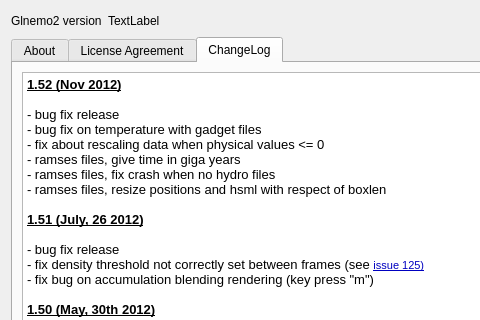
Before: the Qt Designer form src/formabout.ui in jcldc/glnemo2, drawn with Qt 5; both pictures show x 0 to 480 and y 0 to 320 of the 715 by 470 pixel window.
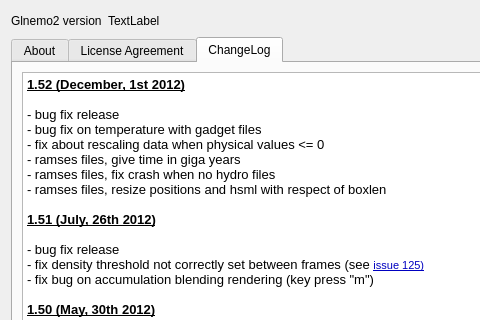
After: the same form once the commit is applied. Icons and pictures are not drawn.

```diff
--- a/src/formabout.ui
+++ b/src/formabout.ui
@@ -1027,7 +1027,7 @@
 &lt;table border=&quot;0&quot; style=&quot;-qt-table-type: root; margin-top:4px; margin-bottom:4px; margin-left:4px; margin-right:4px;&quot;&gt;
 &lt;tr&gt;
 &lt;td style=&quot;border: none;&quot;&gt;
-&lt;p style=&quot; margin-top:0px; margin-bottom:0px; margin-left:0px; margin-right:0px; -qt-block-indent:0; text-indent:0px;&quot;&gt;&lt;span style=&quot; font-size:10pt; font-weight:600; text-decoration: underline;&quot;&gt;1.52 (Nov 2012)&lt;/span&gt;&lt;/p&gt;
+&lt;p style=&quot; margin-top:0px; margin-bottom:0px; margin-left:0px; margin-right:0px; -qt-block-indent:0; text-indent:0px;&quot;&gt;&lt;span style=&quot; font-size:10pt; font-weight:600; text-decoration: underline;&quot;&gt;1.52 (December, 1st 2012)&lt;/span&gt;&lt;/p&gt;
 &lt;p style=&quot;-qt-paragraph-type:empty; margin-top:0px; margin-bottom:0px; margin-left:0px; margin-right:0px; -qt-block-indent:0; text-indent:0px; font-size:10pt; font-weight:600; text-decoration: underline;&quot;&gt;&lt;br /&gt;&lt;/p&gt;
 &lt;p style=&quot; margin-top:0px; margin-bottom:0px; margin-left:0px; margin-right:0px; -qt-block-indent:0; text-indent:0px;&quot;&gt;&lt;span style=&quot; font-size:10pt;&quot;&gt;- bug fix release&lt;/span&gt;&lt;/p&gt;
 &lt;p style=&quot; margin-top:0px; margin-bottom:0px; margin-left:0px; margin-right:0px; -qt-block-indent:0; text-indent:0px;&quot;&gt;&lt;span style=&quot; font-size:10pt;&quot;&gt;- bug fix on temperature with gadget files&lt;/span&gt;&lt;/p&gt;
@@ -1036,7 +1036,7 @@
 &lt;p style=&quot; margin-top:0px; margin-bottom:0px; margin-left:0px; margin-right:0px; -qt-block-indent:0; text-indent:0px;&quot;&gt;&lt;span style=&quot; font-size:10pt;&quot;&gt;- ramses files, fix crash when no hydro files&lt;/span&gt;&lt;/p&gt;
 &lt;p style=&quot; margin-top:0px; margin-bottom:0px; margin-left:0px; margin-right:0px; -qt-block-indent:0; text-indent:0px;&quot;&gt;&lt;span style=&quot; font-size:10pt;&quot;&gt;- ramses files, resize positions and hsml with respect of boxlen&lt;/span&gt;&lt;/p&gt;
 &lt;p style=&quot;-qt-paragraph-type:empty; margin-top:0px; margin-bottom:0px; margin-left:0px; margin-right:0px; -qt-block-indent:0; text-indent:0px; font-size:10pt; font-weight:600; text-decoration: underline;&quot;&gt;&lt;br /&gt;&lt;/p&gt;
-&lt;p style=&quot; margin-top:0px; margin-bottom:0px; margin-left:0px; margin-right:0px; -qt-block-indent:0; text-indent:0px;&quot;&gt;&lt;span style=&quot; font-size:10pt; font-weight:600; text-decoration: underline;&quot;&gt;1.51 (July, 26 2012)&lt;/span&gt;&lt;/p&gt;
+&lt;p style=&quot; margin-top:0px; margin-bottom:0px; margin-left:0px; margin-right:0px; -qt-block-indent:0; text-indent:0px;&quot;&gt;&lt;span style=&quot; font-size:10pt; font-weight:600; text-decoration: underline;&quot;&gt;1.51 (July, 26th 2012)&lt;/span&gt;&lt;/p&gt;
 &lt;p style=&quot;-qt-paragraph-type:empty; margin-top:0px; margin-bottom:0px; margin-left:0px; margin-right:0px; -qt-block-indent:0; text-indent:0px; font-size:10pt; font-weight:600; text-decoration: underline;&quot;&gt;&lt;br /&gt;&lt;/p&gt;
 &lt;p style=&quot; margin-top:0px; margin-bottom:0px; margin-left:0px; margin-right:0px; -qt-block-indent:0; text-indent:0px;&quot;&gt;&lt;span style=&quot; font-size:10pt;&quot;&gt;- bug fix release&lt;/span&gt;&lt;/p&gt;
 &lt;p style=&quot; margin-top:0px; margin-bottom:0px; margin-left:0px; margin-right:0px; -qt-block-indent:0; text-indent:0px;&quot;&gt;&lt;span style=&quot; font-size:10pt;&quot;&gt;- fix density threshold not correctly set between frames (see &lt;/span&gt;&lt;a href=&quot;http://projets.oamp.fr/issues/125&quot;&gt;&lt;span style=&quot; text-decoration: underline; color:#0000c0;&quot;&gt;issue 125)&lt;/span&gt;&lt;/a&gt;&lt;/p&gt;
```
